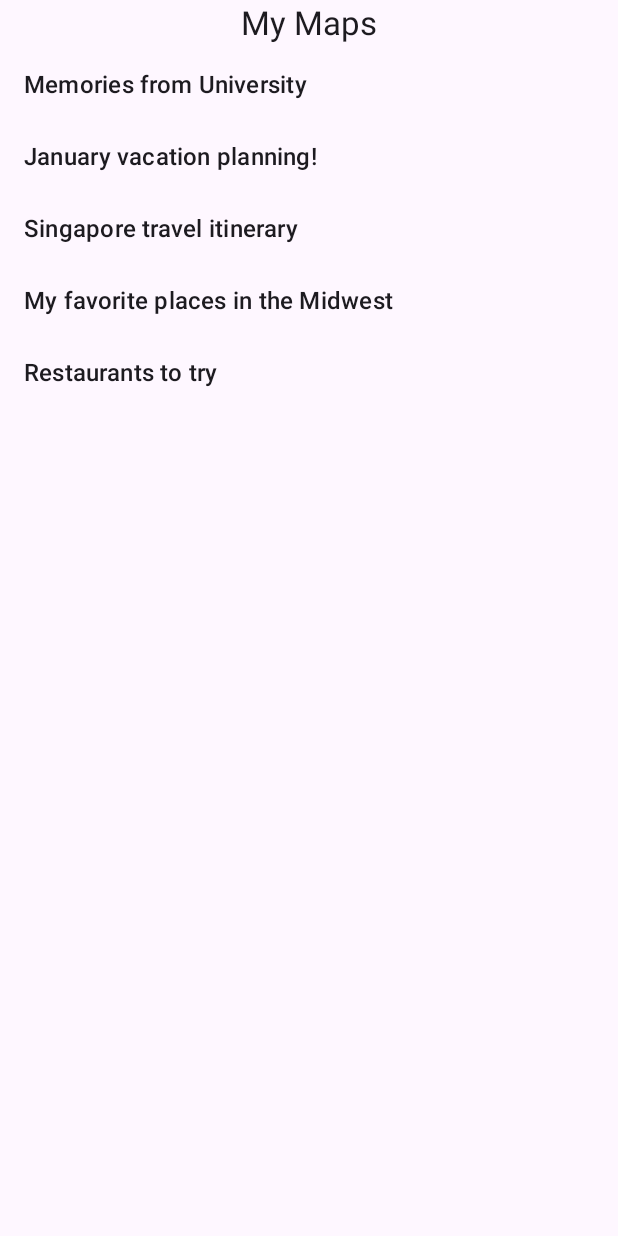
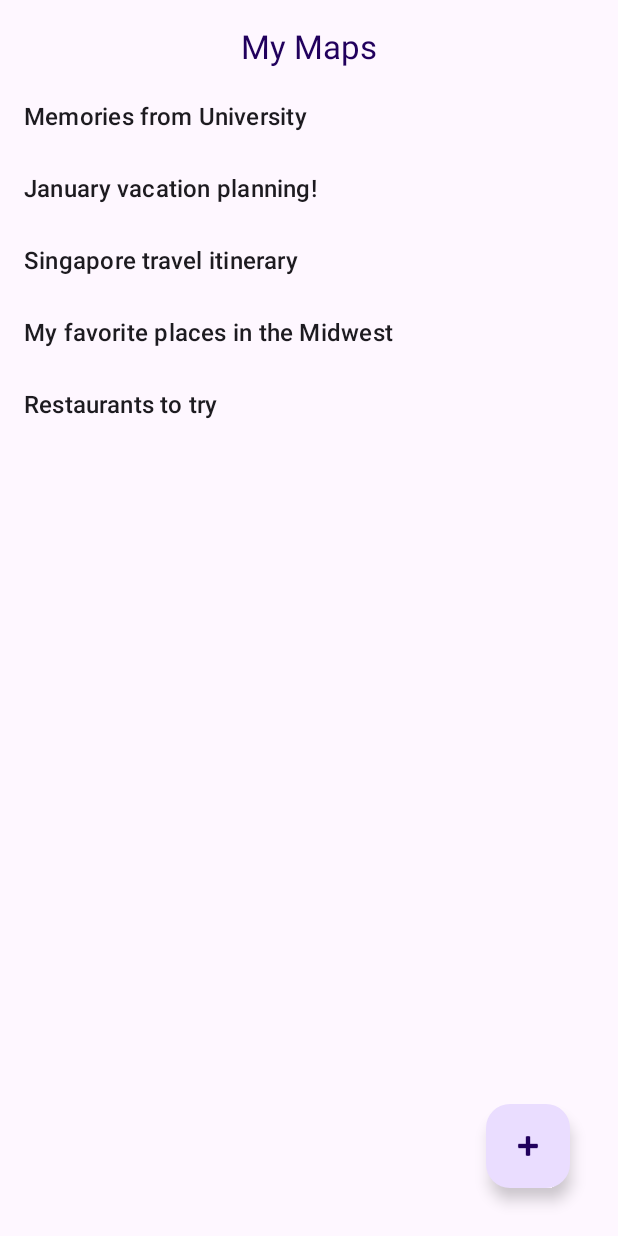
Before and after one commit to jefaw/MyMaps, an Android app: the screen it shows after launch (MainActivity), on a phone screen of 412 x 824 dp. Run offline under Robolectric (Android 15) with nearby library versions, the phone set to English and light mode, and no system bars.

Commit message:
Add CreateMapActivity for map marker creation
Introduces CreateMapActivity to allow users to add and remove markers on a map via long press and dialog input. Updates AndroidManifest, layouts, and MainActivity to support launching the new activity with a floating action button. Adds supporting resources and updates strings.xml and Gradle plugin version.

```diff
--- a/app/src/main/AndroidManifest.xml
+++ b/app/src/main/AndroidManifest.xml
@@ -25,8 +25,12 @@
         -->
         <meta-data
             android:name="com.google.android.geo.API_KEY"
-            android:value="${MAPS_API_KEY}" />
+            android:value="YOUR_API_KEY" />
 
+        <activity
+            android:name=".CreateMapActivity"
+            android:exported="false"
+            android:label="@string/title_activity_create_map" />
         <activity
             android:name=".DisplayMapActivity"
             android:exported="false"
--- a/app/src/main/java/com/example/mymaps/MainActivity.kt
+++ b/app/src/main/java/com/example/mymaps/MainActivity.kt
@@ -3,6 +3,9 @@ package com.example.mymaps
 import android.content.Intent
 import android.os.Bundle
 import androidx.activity.enableEdgeToEdge
+import androidx.activity.result.ActivityResult
+import androidx.activity.result.ActivityResultLauncher
+import androidx.activity.result.contract.ActivityResultContracts
 import androidx.appcompat.app.AppCompatActivity
 import androidx.core.view.ViewCompat
 import androidx.core.view.WindowInsetsCompat
@@ -10,10 +13,19 @@ import androidx.recyclerview.widget.LinearLayoutManager
 import androidx.recyclerview.widget.RecyclerView
 import com.example.mymaps.models.Place
 import com.example.mymaps.models.UserMap
+import com.google.android.material.floatingactionbutton.FloatingActionButton
 
+
+const val EXTRA_MAP_TITLE = "EXTRA_MAP_TITLE"
 const val EXTRA_USER_MAP = "EXTRA_USER_MAP"
+//private const val REQUEST_CODE = 1234
 class MainActivity : AppCompatActivity() {
     private lateinit var rvMaps: RecyclerView
+    private lateinit var fabCreateMap: FloatingActionButton
+
+    private lateinit var createMapLauncher: ActivityResultLauncher<Intent>
+
+
     override fun onCreate(savedInstanceState: Bundle?) {
         super.onCreate(savedInstanceState)
         enableEdgeToEdge()
@@ -42,8 +54,30 @@ class MainActivity : AppCompatActivity() {
             }
 
         })
+        createMapLauncher =
+            registerForActivityResult(ActivityResultContracts.StartActivityForResult()) { result: ActivityResult ->
+                if (result.resultCode == RESULT_OK) {
+                    // Handle the Intent
+                    val data: Intent? = result.data
+                    // Process the data from the result
+                    if (data != null) {
+                        // For example, if you expect a UserMap back:
+                        // val userMap = data.getParcelableExtra<UserMap>(EXTRA_USER_MAP)
+                        // Or if you expect something else based on your CreateMapActivity result
+                    }
+                }else {
+                    // Handle cases where the activity finished with a different result code
+                    println("CreateMapActivity finished with result code: ${result.resultCode}")
+                }
+            }
 
-
+        fabCreateMap= findViewById(R.id.fabCreateMap)
+        fabCreateMap.setOnClickListener {
+            println("tapped on FAB")
+            val intent = Intent(this@MainActivity, CreateMapActivity::class.java)
+            intent.putExtra(EXTRA_MAP_TITLE, "new map name")
+            createMapLauncher.launch(intent)
+        }
     }
     private fun generateSampleData(): List<UserMap> {
         return listOf(
--- a/app/src/main/res/layout/activity_main.xml
+++ b/app/src/main/res/layout/activity_main.xml
@@ -10,19 +10,32 @@
     <androidx.recyclerview.widget.RecyclerView
         android:id="@+id/rvMaps"
         android:layout_width="match_parent"
-        android:layout_height="match_parent"
-        android:layout_marginTop="32dp"
+        android:layout_height="0dp"
+        android:layout_marginTop="8dp"
         app:layout_constraintTop_toBottomOf="@+id/tvTitle"
-        tools:layout_editor_absoluteX="1dp" />
+        tools:layout_editor_absoluteX="0dp" />
 
     <TextView
         android:id="@+id/tvTitle"
         android:layout_width="wrap_content"
         android:layout_height="wrap_content"
-        android:layout_marginBottom="16dp"
+        android:layout_marginTop="16dp"
         android:text="My Maps"
         android:textAppearance="@style/TextAppearance.AppCompat.Large"
-        app:layout_constraintBottom_toTopOf="@+id/rvMaps"
+        android:textColor="#21005D"
         app:layout_constraintEnd_toEndOf="parent"
-        app:layout_constraintStart_toStartOf="parent" />
+        app:layout_constraintStart_toStartOf="parent"
+        app:layout_constraintTop_toTopOf="parent" />
+
+    <com.google.android.material.floatingactionbutton.FloatingActionButton
+        android:id="@+id/fabCreateMap"
+        android:layout_width="wrap_content"
+        android:layout_height="wrap_content"
+        android:layout_marginEnd="32dp"
+        android:layout_marginBottom="32dp"
+        android:clickable="true"
+        android:focusable="true"
+        app:layout_constraintBottom_toBottomOf="parent"
+        app:layout_constraintEnd_toEndOf="parent"
+        app:srcCompat="@android:drawable/ic_input_add" />
 </androidx.constraintlayout.widget.ConstraintLayout>
--- a/app/src/main/res/values/strings.xml
+++ b/app/src/main/res/values/strings.xml
@@ -1,4 +1,5 @@
 <resources>
     <string name="app_name">My Maps</string>
     <string name="title_activity_display_map">DisplayMapActivity</string>
+    <string name="title_activity_create_map">CreateMapActivity</string>
 </resources>
--- a/gradle/libs.versions.toml
+++ b/gradle/libs.versions.toml
@@ -1,5 +1,5 @@
 [versions]
-agp = "8.12.3"
+agp = "8.13.0"
 kotlin = "2.0.21"
 coreKtx = "1.17.0"
 junit = "4.13.2"
```
Also changed, not shown: app/src/main/java/com/example/mymaps/CreateMapActivity.kt (added, +94 -0 lines), app/src/main/res/layout/activity_create_map.xml (added, +9 -0 lines), app/src/main/res/layout/dialog_create_place.xml (added, +25 -0 lines).
